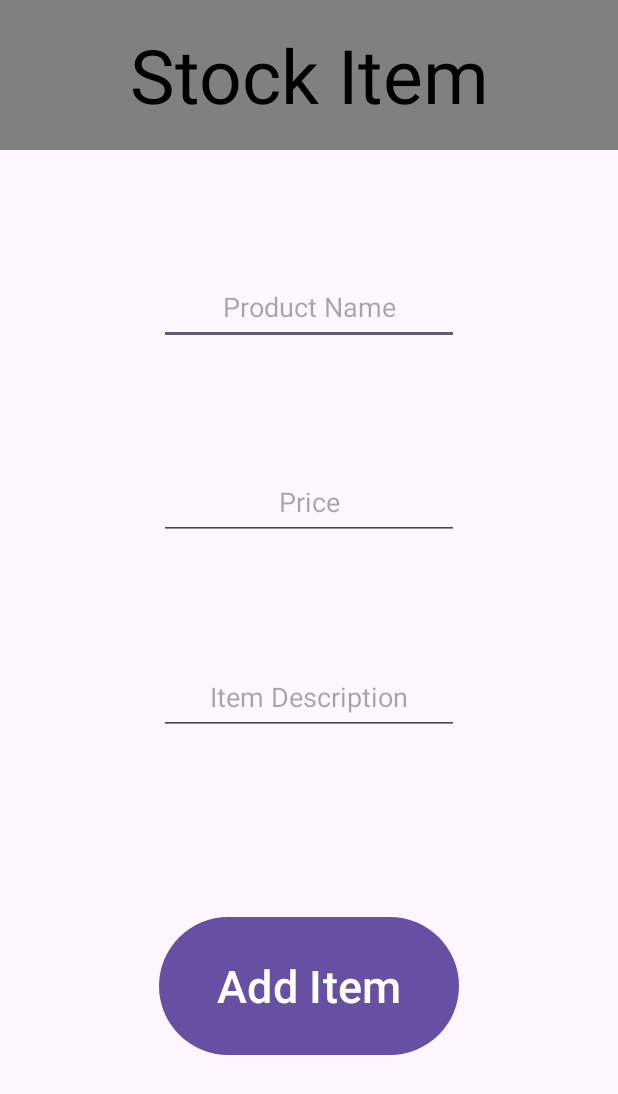
After one commit to DylanBeach25/ShopstrisRepaired, an Android app: the StockItem screen opened directly, with no data from a screen before it, on a phone screen of 412 x 824 dp. The commit adds this screen. Shown: the top 1094 px of the screen. Run offline under Robolectric (Android 15) with nearby library versions, the phone set to English and light mode, and no system bars; our stand-ins replace Room's generated code.

Commit message:
Admin can stock an item, these stocked items are displayed in the cart page

```diff
--- a/app/src/main/AndroidManifest.xml
+++ b/app/src/main/AndroidManifest.xml
@@ -12,6 +12,12 @@
         android:supportsRtl="true"
         android:theme="@style/Theme.MyApplication"
         tools:targetApi="31">
+        <activity
+            android:name=".StockItem"
+            android:exported="false" />
+        <activity
+            android:name=".AdminTools"
+            android:exported="false" />
         <activity
             android:name=".ItemListView"
             android:exported="false" />
--- /dev/null
+++ b/app/src/main/java/com/example/myapplication/StockItem.java
@@ -0,0 +1,64 @@
+package com.example.myapplication;
+
+import androidx.appcompat.app.AppCompatActivity;
+
+import android.content.Context;
+import android.content.Intent;
+import android.os.Bundle;
+import android.view.View;
+import android.widget.Button;
+import android.widget.EditText;
+import android.widget.Toast;
+
+public class StockItem extends AppCompatActivity {
+    EditText mItemName;
+    EditText mItemPrice;
+    EditText mItemDescription;
+    Button mAddItem;
+
+    UserDatabase userDatabase;
+    UserDao userDao;
+
+    @Override
+    protected void onCreate(Bundle savedInstanceState) {
+        super.onCreate(savedInstanceState);
+        setContentView(R.layout.activity_stock_item);
+        mItemName = findViewById(R.id.ProductNameEditText);
+        mItemPrice = findViewById(R.id.PriceEditText);
+        mItemDescription = findViewById(R.id.DescriptionEditText);
+        mAddItem = findViewById(R.id.ConfirmStockItemButton);
+        userDatabase = UserDatabase.getUserDatabase(getApplicationContext());
+        userDao = userDatabase.userDao();
+
+        mAddItem.setOnClickListener(new View.OnClickListener() {
+            @Override
+            public void onClick(View v) {
+                submitItem();
+            }
+        });
+    }
+
+    private void submitItem() {
+        String name = mItemName.getText().toString();
+        String description = mItemDescription.getText().toString();
+        String priceString = mItemPrice.getText().toString();
+        if(name.isEmpty()||description.isEmpty()||priceString.isEmpty())
+        {
+            Toast.makeText(this, "Please fill all fields", Toast.LENGTH_SHORT).show();
+        } else {
+            Double price = Double.parseDouble(priceString);
+            if(userDao.getProductsNameCartID(name,0).size() ==0) {
+                ProductEntity productInsert = new ProductEntity(name, price, description, 0, 0);
+                userDao.addProduct(productInsert);
+                Toast.makeText(this,"Item stocked",Toast.LENGTH_SHORT).show();
+            } else
+                Toast.makeText(this,"This item is already stocked", Toast.LENGTH_SHORT).show();
+
+        }
+    }
+
+    public static Intent getIntent(Context context) {
+    Intent intent = new Intent(context, StockItem.class);
+    return intent;
+    }
+}
--- a/app/src/main/java/com/example/myapplication/UserDao.java
+++ b/app/src/main/java/com/example/myapplication/UserDao.java
@@ -13,6 +13,8 @@ public interface UserDao {
     void registerUser(UserEntity userEntity);
     @Insert
     void registerCart(CartEntity cartEntity);
+    @Insert
+    void addProduct(ProductEntity productEntity);
 
     @Query("SELECT * from users where name=(:name) and password=(:password)")
     UserEntity login(String name, String password);
@@ -25,6 +27,10 @@ public interface UserDao {
 
     @Query("SELECT * from products where productName=(:productName)")
     List<ProductEntity> getProductsName(String productName);
+    @Query("SELECT * from products where productName=(:productName) and cartID=(:cartID)")
+    List<ProductEntity> getProductsNameCartID(String productName,Integer cartID);
+    @Query("SELECT * from products where cartID=(:cartID)")
+    List<ProductEntity> getProductsCartID(Integer cartID);
 
     @Query("SELECT * from carts where userID=(:userID)")
     List<CartEntity> getCartsByID(Integer userID);
--- /dev/null
+++ b/app/src/main/res/layout/activity_stock_item.xml
@@ -0,0 +1,73 @@
+<?xml version="1.0" encoding="utf-8"?>
+<androidx.constraintlayout.widget.ConstraintLayout xmlns:android="http://schemas.android.com/apk/res/android"
+    xmlns:app="http://schemas.android.com/apk/res-auto"
+    xmlns:tools="http://schemas.android.com/tools"
+    android:layout_width="match_parent"
+    android:layout_height="match_parent"
+    tools:context=".StockItem">
+
+    <TextView
+        android:id="@+id/StockItemTextView"
+        android:layout_width="match_parent"
+        android:layout_height="100dp"
+        android:background="#808080"
+        android:text="@string/stock_item"
+        android:gravity="center"
+        android:textSize="50sp"
+        android:textColor="@color/black"
+        app:layout_constraintTop_toTopOf="parent"
+        app:layout_constraintStart_toStartOf="parent"
+        app:layout_constraintEnd_toEndOf="parent"/>
+
+    <EditText
+        android:id="@+id/ProductNameEditText"
+        android:layout_width="200dp"
+        android:layout_height="50dp"
+        app:layout_constraintTop_toBottomOf="@id/StockItemTextView"
+        app:layout_constraintStart_toStartOf="parent"
+        app:layout_constraintEnd_toEndOf="parent"
+        android:layout_marginTop="80dp"
+        android:inputType="text"
+        android:hint="@string/product_name"
+        android:gravity="center"
+        />
+
+    <EditText
+        android:id="@+id/PriceEditText"
+        android:layout_width="200dp"
+        android:layout_height="50dp"
+        app:layout_constraintTop_toBottomOf="@id/ProductNameEditText"
+        app:layout_constraintStart_toStartOf="parent"
+        app:layout_constraintEnd_toEndOf="parent"
+        android:layout_marginTop="80dp"
+        android:inputType="numberDecimal"
+        android:hint="@string/price"
+        android:gravity="center"
+        />
+
+    <EditText
+        android:id="@+id/DescriptionEditText"
+        android:layout_width="200dp"
+        android:layout_height="50dp"
+        app:layout_constraintTop_toBottomOf="@id/PriceEditText"
+        app:layout_constraintStart_toStartOf="parent"
+        app:layout_constraintEnd_toEndOf="parent"
+        android:layout_marginTop="80dp"
+        android:inputType="text"
+        android:hint="@string/item_description"
+        android:gravity="center"
+        />
+
+    <Button
+        android:id="@+id/ConfirmStockItemButton"
+        android:layout_width="200dp"
+        android:layout_height="100dp"
+        app:layout_constraintTop_toBottomOf="@id/DescriptionEditText"
+        app:layout_constraintStart_toStartOf="parent"
+        app:layout_constraintEnd_toEndOf="parent"
+        app:layout_constraintBottom_toBottomOf="parent"
+        android:text="@string/add_item"
+        android:textSize="30sp" />
+
+
+</androidx.constraintlayout.widget.ConstraintLayout>
--- a/app/src/main/res/values/strings.xml
+++ b/app/src/main/res/values/strings.xml
@@ -21,4 +21,11 @@
     <string name="item_to_add_to_cart">Item to add to cart</string>
     <string name="add">Add</string>
     <string name="purchase">Purchase</string>
+    <string name="admin_settings">Admin Settings</string>
+    <string name="stock_item">Stock Item</string>
+    <string name="remove_item">Remove Item</string>
+    <string name="product_name">Product Name</string>
+    <string name="price">Price</string>
+    <string name="item_description">Item Description</string>
+    <string name="add_item">Add Item</string>
 </resources>
```
Also changed, not shown: app/src/main/java/com/example/myapplication/AdminTools.java (added, +36 -0 lines), app/src/main/java/com/example/myapplication/CartItems.java (+8 -5 lines), app/src/main/java/com/example/myapplication/LandingPage.java (+7 -0 lines), app/src/main/res/layout/activity_admin_tools.xml (added, +48 -0 lines).
